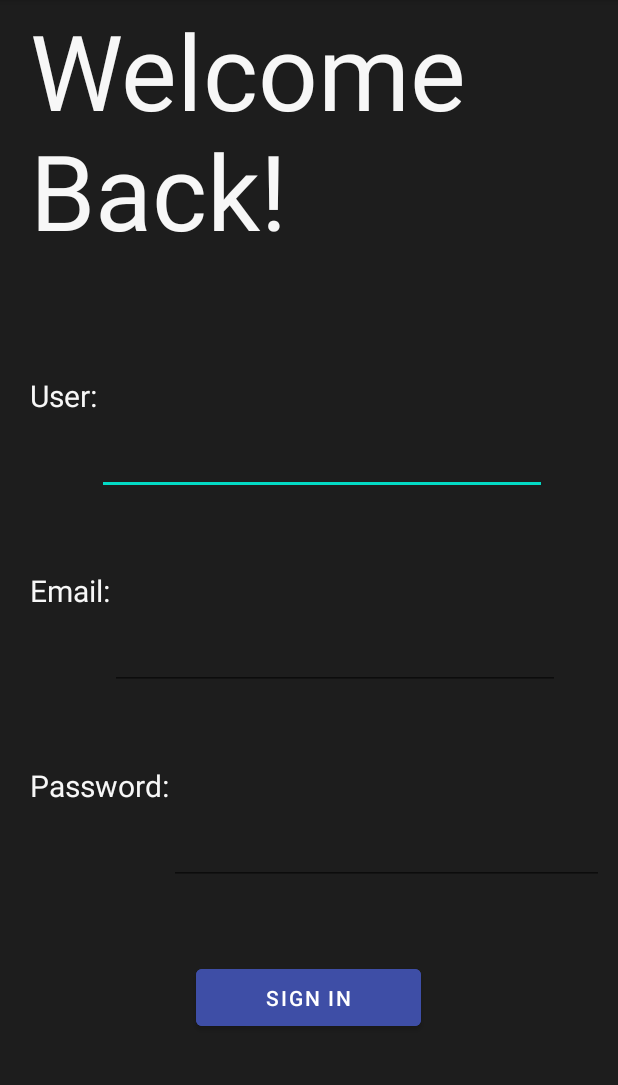
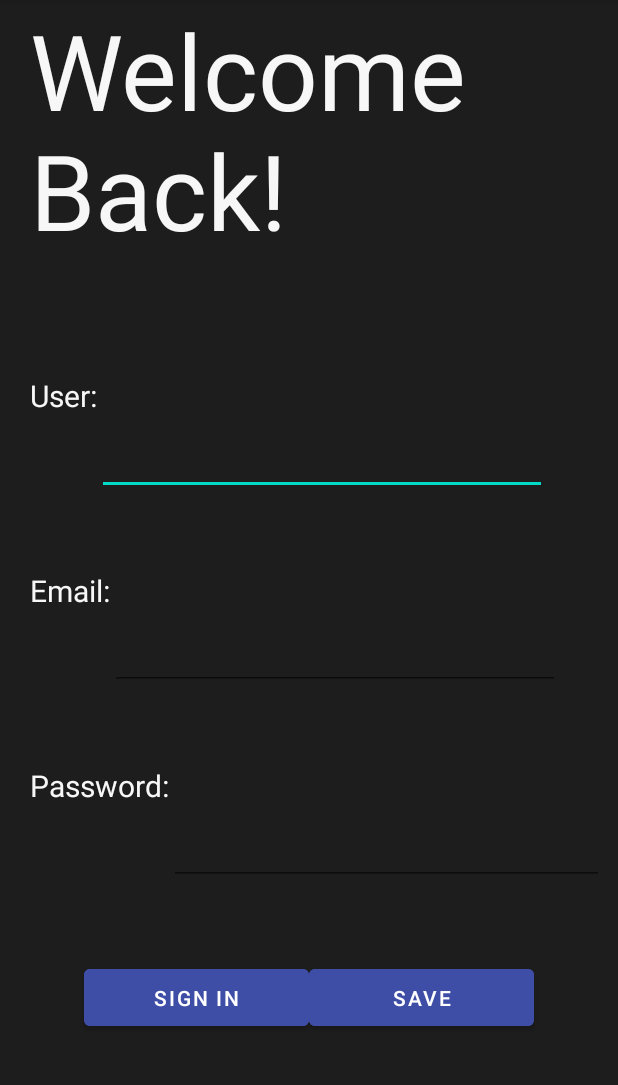
Before and after one commit to juliancastrillon17/MobileDev, an Android app: the screen it shows after launch (MainActivity), on a phone screen of 412 x 824 dp, the part 84-1169 px from its top. Run offline under Robolectric (Android 15) with nearby library versions, the phone set to English and light mode, and no system bars.

Commit message:
SharedPreference.

```diff
--- a/app/src/main/java/com/example/loginfacetwo/MainActivity.java
+++ b/app/src/main/java/com/example/loginfacetwo/MainActivity.java
@@ -2,7 +2,9 @@ package com.example.loginfacetwo;
 
 import androidx.appcompat.app.AppCompatActivity;
 
+import android.content.Context;
 import android.content.Intent;
+import android.content.SharedPreferences;
 import android.os.Bundle;
 import android.view.View;
 import android.widget.Button;
@@ -22,6 +24,7 @@ public class MainActivity extends AppCompatActivity {
         setContentView(R.layout.activity_main);
 
         Button btn = findViewById(R.id.sing);
+        Button sv = findViewById(R.id.save);
         users = findViewById(R.id.user);
         emails = findViewById(R.id.email);
         passwords = findViewById(R.id.password);
@@ -32,6 +35,45 @@ public class MainActivity extends AppCompatActivity {
                 sing(view);
             }
         });
+
+        SharedPreferences preferences = getSharedPreferences("credenciales", Context.MODE_PRIVATE);
+        SharedPreferences preferencesE = getSharedPreferences("credencialesE", Context.MODE_PRIVATE);
+        SharedPreferences preferencesP = getSharedPreferences("credencialesP", Context.MODE_PRIVATE);
+
+
+        users.setText(preferences.getString("user",""));
+        emails.setText(preferencesE.getString("email",""));
+        passwords.setText(preferencesP.getString("password",""));
+
+
+        sv.setOnClickListener(new View.OnClickListener() {
+            @Override
+            public void onClick(View view) {
+                guardar(view);
+            }
+        });
+    }
+
+    public void guardar(View view){
+        SharedPreferences preferencias = getSharedPreferences("credenciales",Context.MODE_PRIVATE);
+        SharedPreferences preferenciasE = getSharedPreferences("credencialesE",Context.MODE_PRIVATE);
+        SharedPreferences preferenciasP = getSharedPreferences("credencialesP",Context.MODE_PRIVATE);
+
+
+        SharedPreferences.Editor Object_editor = preferencias.edit(); // Hereda las propiedades de la clase y permite modificar la info a guardar;
+        // El método Edit guarda la información modificada;
+        SharedPreferences.Editor ObjectE_editor = preferenciasE.edit();
+        SharedPreferences.Editor ObjectP_editor = preferenciasP.edit();
+
+        Object_editor.putString("user",users.getText().toString());
+        ObjectE_editor.putString("email",emails.getText().toString());
+        ObjectP_editor.putString("password",passwords.getText().toString());
+
+        Object_editor.commit(); // Vaciado de la información;
+        ObjectE_editor.commit(); // Vaciado de la información;
+        ObjectP_editor.commit(); // Vaciado de la información;
+
+        finish();
     }
 
     public void sing(View view){
--- a/app/src/main/res/layout/activity_main.xml
+++ b/app/src/main/res/layout/activity_main.xml
@@ -145,6 +145,13 @@
                 android:text="Sign In"
                 android:id="@+id/sing">
             </Button>
+            <Button
+                android:layout_width="150dp"
+                android:layout_height="50dp"
+                android:backgroundTint="@color/buttonColor"
+                android:text="Save"
+                android:id="@+id/save">
+            </Button>
         </LinearLayout>
 
 
```
